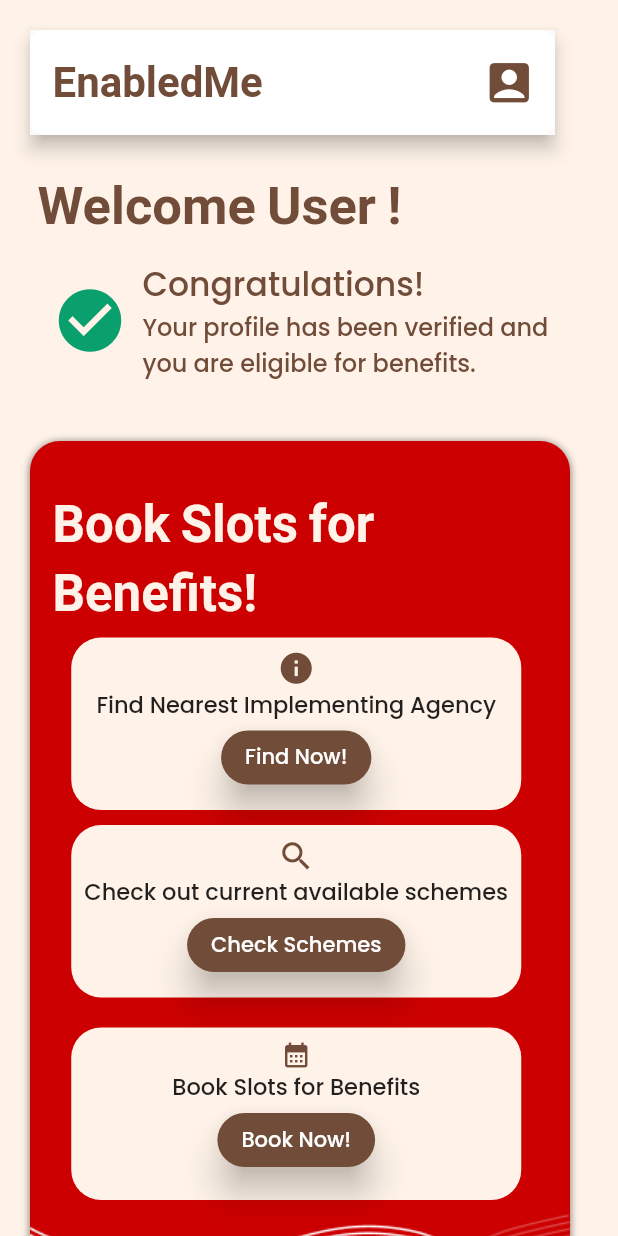
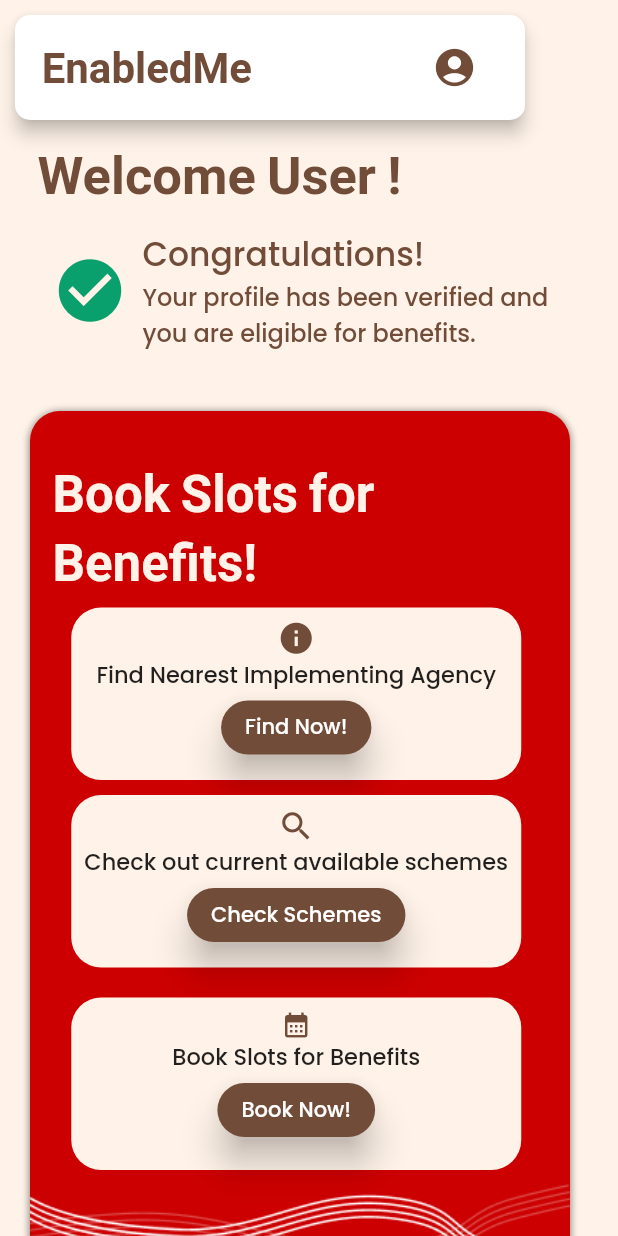
Before and after one commit to ArpitTripathi945/EnabledMe, a Flutter app: the WelcomePWD screen opened directly, on a phone screen of 412 x 824 dp. Run offline on Flutter 3.47's test engine with Material 2 defaults, Android fonts, the light colour scheme and no system bars; our stand-ins replace cloud_firestore, country_picker, firebase_auth, firebase_core, firebase_storage, google_fonts and 3 more; accounts and stored records are empty; network calls fail; Roboto replaces fonts that are missing (Staatliches).

Commit message:
Edit 2.0

```diff
--- a/lib/choosedatepopup.dart
+++ b/lib/choosedatepopup.dart
@@ -1,5 +1,5 @@
 import 'package:cloud_firestore/cloud_firestore.dart';
-import 'package:disability/welcomepwd.dart';
+import 'package:fishersc/welcomepwd.dart';
 import 'package:flutter/material.dart';
 import 'package:google_fonts/google_fonts.dart';
 
@@ -227,7 +227,8 @@ class _ChooseDatePopupState extends State<ChooseDatePopup> {
                                                                     Center(
                                                                       child:
                                                                           Column(
-                                                                        children: <Widget>[
+                                                                        children: <
+                                                                            Widget>[
                                                                           const SizedBox(
                                                                             height:
                                                                                 250,
--- a/lib/findagencies.dart
+++ b/lib/findagencies.dart
@@ -1,4 +1,4 @@
-import 'package:disability/findhospitals.dart';
+import 'package:fishersc/findhospitals.dart';
 import 'package:flutter/material.dart';
 import 'package:google_fonts/google_fonts.dart';
 
--- a/lib/findsortedagencies.dart
+++ b/lib/findsortedagencies.dart
@@ -1,5 +1,5 @@
 import 'package:cloud_firestore/cloud_firestore.dart';
-import 'package:disability/choosedatepopup.dart';
+import 'package:fishersc/choosedatepopup.dart';
 import 'package:flutter/material.dart';
 import 'package:google_fonts/google_fonts.dart';
 
--- a/lib/main.dart
+++ b/lib/main.dart
@@ -38,7 +38,7 @@ class MyApp extends StatelessWidget {
       child: const MaterialApp(
         debugShowCheckedModeBanner: false,
         home: SplashScreen(),
-        title: "FlutterPhoneAuth",
+        //title: "FlutterPhoneAuth",
       ),
     );
   }
--- a/lib/screens/otp_screen.dart
+++ b/lib/screens/otp_screen.dart
@@ -3,6 +3,7 @@ import 'package:fishersc/provider/auth_provider.dart';
 import 'package:fishersc/screens/profile_screen.dart';
 import 'package:fishersc/screens/user_information_screen.dart';
 import 'package:fishersc/utils/utils.dart';
+import 'package:fishersc/welcomepwd.dart';
 import 'package:fishersc/widgets/custom_button.dart';
 import 'package:flutter/material.dart';
 import 'package:pinput/pinput.dart';
@@ -179,7 +180,7 @@ class _OtpScreenState extends State<OtpScreen> {
                                 (value) => Navigator.pushAndRemoveUntil(
                                     context,
                                     MaterialPageRoute(
-                                      builder: (context) => const HomeScreen(),
+                                      builder: (context) => const WelcomePWD(),
                                     ),
                                     (route) => false),
                               ),
--- a/lib/screens/register_screen.dart
+++ b/lib/screens/register_screen.dart
@@ -59,7 +59,7 @@ class _RegisterScreenState extends State<RegisterScreen> {
             Text(
               "Login",
               style: TextStyle(
-                  //fontFamily: GoogleFonts.poppins().fontFamily,
+                  fontFamily: GoogleFonts.staatliches().fontFamily,
                   fontSize: 40,
                   fontWeight: FontWeight.bold,
                   color: primary),
--- a/lib/screens/user_information_screen.dart
+++ b/lib/screens/user_information_screen.dart
@@ -5,6 +5,7 @@ import 'package:fishersc/model/user_model.dart';
 import 'package:fishersc/provider/auth_provider.dart';
 import 'package:fishersc/screens/profile_screen.dart';
 import 'package:fishersc/utils/utils.dart';
+import 'package:fishersc/welcomepwd.dart';
 import 'package:fishersc/widgets/custom_button.dart';
 import 'package:flutter/foundation.dart';
 import 'package:flutter/material.dart';
@@ -267,7 +268,7 @@ class _UserInfromationScreenState extends State<UserInfromationScreen> {
                       (value) => Navigator.pushAndRemoveUntil(
                           context,
                           MaterialPageRoute(
-                            builder: (context) => const HomeScreen(),
+                            builder: (context) => const WelcomePWD(),
                           ),
                           (route) => false),
                     ),
--- a/lib/screens/welcome_screen.dart
+++ b/lib/screens/welcome_screen.dart
@@ -2,6 +2,7 @@ import 'package:fishersc/constants.dart';
 import 'package:fishersc/provider/auth_provider.dart';
 import 'package:fishersc/screens/profile_screen.dart';
 import 'package:fishersc/screens/register_screen.dart';
+import 'package:fishersc/welcomepwd.dart';
 import 'package:fishersc/widgets/custom_button.dart';
 import 'package:flutter/material.dart';
 import 'package:google_fonts/google_fonts.dart';
@@ -63,7 +64,7 @@ class _WelcomeScreenState extends State<WelcomeScreen> {
                               () => Navigator.pushReplacement(
                                 context,
                                 MaterialPageRoute(
-                                  builder: (context) => const HomeScreen(),
+                                  builder: (context) => const WelcomePWD(),
                                 ),
                               ),
                             );
@@ -81,7 +82,7 @@ class _WelcomeScreenState extends State<WelcomeScreen> {
                 ),
                 Image.asset(
                   "assets/mon.png",
-                  height: 310,
+                  height: 260,
                   fit: BoxFit.fitWidth,
                   alignment: Alignment.bottomCenter,
                 ),
--- a/lib/sortagencies.dart
+++ b/lib/sortagencies.dart
@@ -1,4 +1,4 @@
-import 'package:disability/findsortedagencies.dart';
+import 'package:fishersc/findsortedagencies.dart';
 import 'package:flutter/material.dart';
 import 'package:google_fonts/google_fonts.dart';
 
--- a/lib/welcomepwd.dart
+++ b/lib/welcomepwd.dart
@@ -1,8 +1,13 @@
-import 'package:disability/checkschemes.dart';
-import 'package:disability/findagencies.dart';
-import 'package:disability/sortagencies.dart';
+import 'package:fishersc/checkschemes.dart';
+import 'package:fishersc/constants.dart';
+import 'package:fishersc/findagencies.dart';
+import 'package:fishersc/provider/auth_provider.dart';
+import 'package:fishersc/screens/profile_screen.dart';
+import 'package:fishersc/screens/welcome_screen.dart';
+import 'package:fishersc/sortagencies.dart';
 import 'package:flutter/material.dart';
 import 'package:google_fonts/google_fonts.dart';
+import 'package:provider/provider.dart';
 
 class WelcomePWD extends StatefulWidget {
   const WelcomePWD({Key? key}) : super(key: key);
@@ -14,45 +19,46 @@ class WelcomePWD extends StatefulWidget {
 class _WelcomePWDState extends State<WelcomePWD> {
   @override
   Widget build(BuildContext context) {
+    final ap = Provider.of<AuthProvider>(context, listen: false);
     return Scaffold(
       backgroundColor: const Color(0xffFFF3E9),
       body: SingleChildScrollView(
         child: Column(
           crossAxisAlignment: CrossAxisAlignment.start,
           children: <Widget>[
-            Padding(
-              padding: const EdgeInsets.all(20.0),
-              child: Material(
+            Container(
+              height: 90,
+              width: 360,
+              child: Card(
+                semanticContainer: true,
+                clipBehavior: Clip.antiAliasWithSaveLayer,
+                child: Row(
+                  children: [
+                    Text(
+                      "   EnabledMe",
+                      style: TextStyle(
+                          fontFamily: GoogleFonts.staatliches().fontFamily,
+                          color: primary,
+                          fontSize: 28,
+                          fontWeight: FontWeight.bold),
+                    ),
+                    SizedBox(width: 120),
+                    InkWell(
+                        onTap: () {
+                          Navigator.push(
+                              context,
+                              MaterialPageRoute(
+                                  builder: (context) => const ProfileScreen()));
+                        },
+                        child: Icon(Icons.account_circle_rounded,
+                            size: 30, color: primary)),
+                  ],
+                ),
+                shape: RoundedRectangleBorder(
+                  borderRadius: BorderRadius.circular(10.0),
+                ),
                 elevation: 5,
-                child: Container(
-                  height: 70,
-                  width: 350,
-                  decoration: BoxDecoration(
-                    color: Colors.white,
-                    borderRadius: BorderRadius.circular(10.0),
-                  ),
-                  child: Padding(
-                    padding: const EdgeInsets.fromLTRB(15, 0, 5, 0),
-                    child: Row(
-                      mainAxisAlignment: MainAxisAlignment.spaceBetween,
-                      children: <Widget>[
-                        Text(
-                          "EnabledMe",
-                          style: GoogleFonts.staatliches(
-                              fontSize: 28,
-                              fontWeight: FontWeight.bold,
-                              color: const Color(0xff714C38)),
-                        ),
-                        IconButton(
-                          icon: const Icon(Icons.account_box),
-                          color: const Color(0xff714C38),
-                          iconSize: 35,
-                          onPressed: () {},
-                        )
-                      ],
-                    ),
-                  ),
-                ),
+                margin: EdgeInsets.all(10),
               ),
             ),
             Padding(
```
Also changed, not shown: lib/screens/profile_screen.dart (+4 -4 lines), pubspec.lock, 5 other files.
